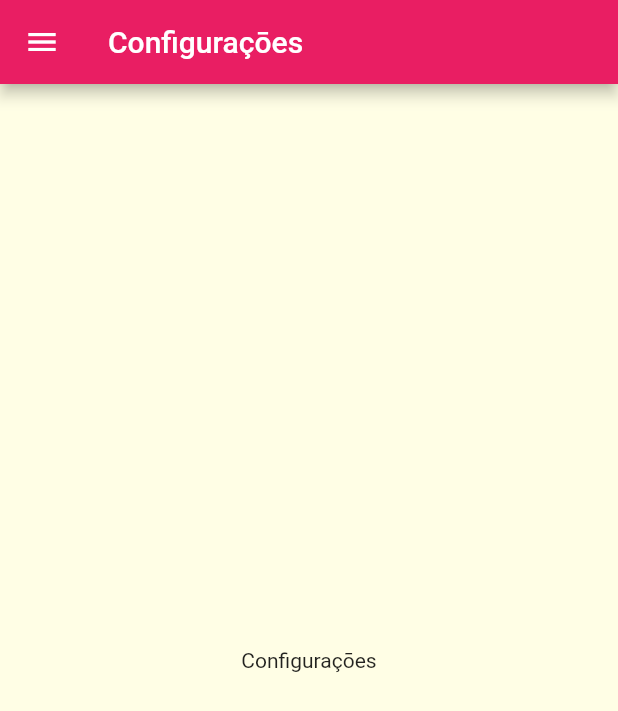
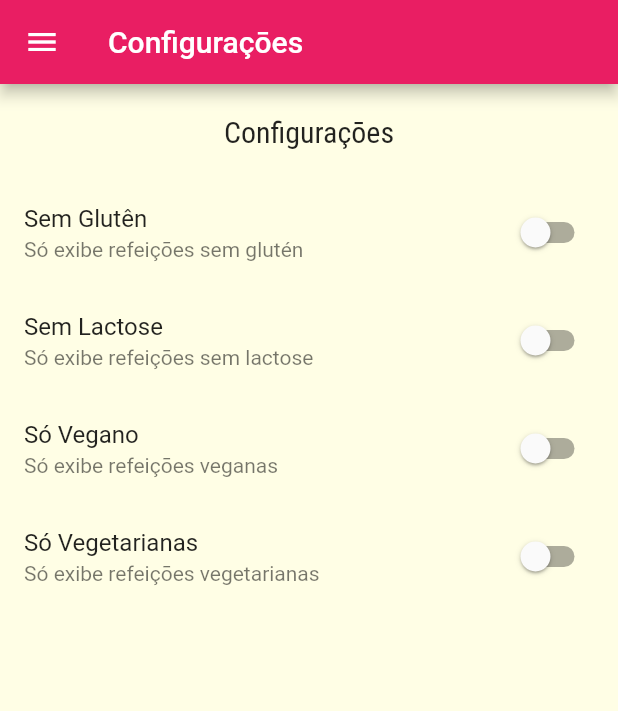
Before and after one commit to devleandrodias/udemy-cod3r-flutter, a Flutter app: the SettingsScreen screen opened by its route, on a phone screen of 412 x 824 dp. Shown: the top 711 px of the screen. Run offline on Flutter 3.47's test engine with Material 2 defaults, Android fonts, the phone set to English and light mode, and no system bars; Roboto replaces fonts that are missing (Releway).

```diff
--- /dev/null
+++ b/meals/lib/models/settings.dart
@@ -0,0 +1,13 @@
+class Settings {
+  bool isGlutenFree;
+  bool isLactoseFree;
+  bool isVegan;
+  bool isVegetarian;
+
+  Settings({
+    this.isGlutenFree = false,
+    this.isLactoseFree = false,
+    this.isVegan = false,
+    this.isVegetarian = false,
+  });
+}
--- a/meals/lib/screens/settings_screen.dart
+++ b/meals/lib/screens/settings_screen.dart
@@ -1,15 +1,76 @@
 import 'package:flutter/material.dart';
+import 'package:meals/models/settings.dart';
 import 'package:meals/widgets/main_drawer.dart';
 
-class SettingsScreen extends StatelessWidget {
+class SettingsScreen extends StatefulWidget {
+  @override
+  _SettingsScreenState createState() => _SettingsScreenState();
+}
+
+class _SettingsScreenState extends State<SettingsScreen> {
+  Widget _createSwitch(
+    String title,
+    String subtitle,
+    bool value,
+    Function onChanged,
+  ) {
+    return SwitchListTile.adaptive(
+      title: Text(title),
+      subtitle: Text(subtitle),
+      value: value,
+      onChanged: onChanged,
+      activeColor: Theme.of(context).primaryColor,
+    );
+  }
+
+  var settings = Settings();
+
   @override
   Widget build(BuildContext context) {
     return Scaffold(
       appBar: AppBar(
         title: Text('Configuraçōes'),
       ),
-      body: Center(
-        child: Text('Configuraçōes'),
+      body: Column(
+        children: <Widget>[
+          Container(
+            padding: EdgeInsets.all(20),
+            child: Text(
+              'Configuraçōes',
+              style: Theme.of(context).textTheme.headline6,
+            ),
+          ),
+          Expanded(
+            child: ListView(
+              children: <Widget>[
+                _createSwitch(
+                  'Sem Glutên',
+                  'Só exibe refeiçōes sem glutén',
+                  settings.isGlutenFree,
+                  (value) => setState(() => settings.isGlutenFree = value),
+                ),
+                _createSwitch(
+                  'Sem Lactose',
+                  'Só exibe refeiçōes sem lactose',
+                  settings.isLactoseFree,
+                  (value) => setState(() => settings.isLactoseFree = value),
+                ),
+                _createSwitch(
+                  'Só Vegano',
+                  'Só exibe refeiçōes veganas',
+                  settings.isVegan,
+                  (value) => setState(() => settings.isVegan = value),
+                ),
+                _createSwitch(
+                  'Só Vegetarianas',
+                  'Só exibe refeiçōes vegetarianas',
+                  settings.isVegetarian,
+                  (value) => setState(() => settings.isVegetarian = value),
+                ),
+              ],
+            ),
+          )
+        ],
       ),
       drawer: MainDrawer(),
     );
```
